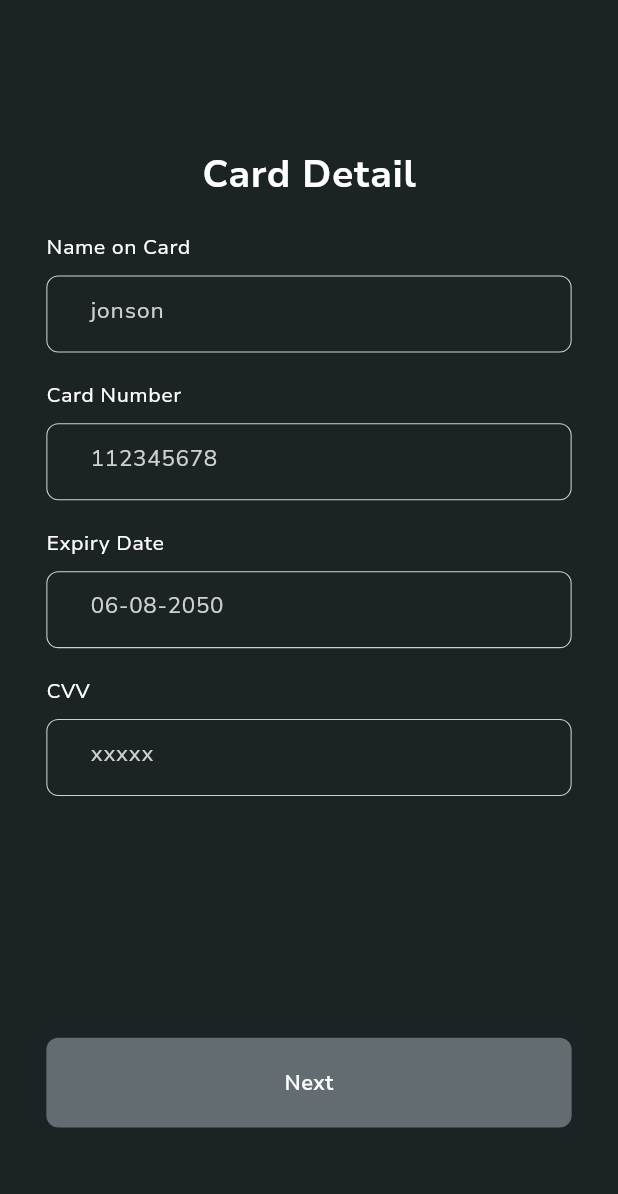
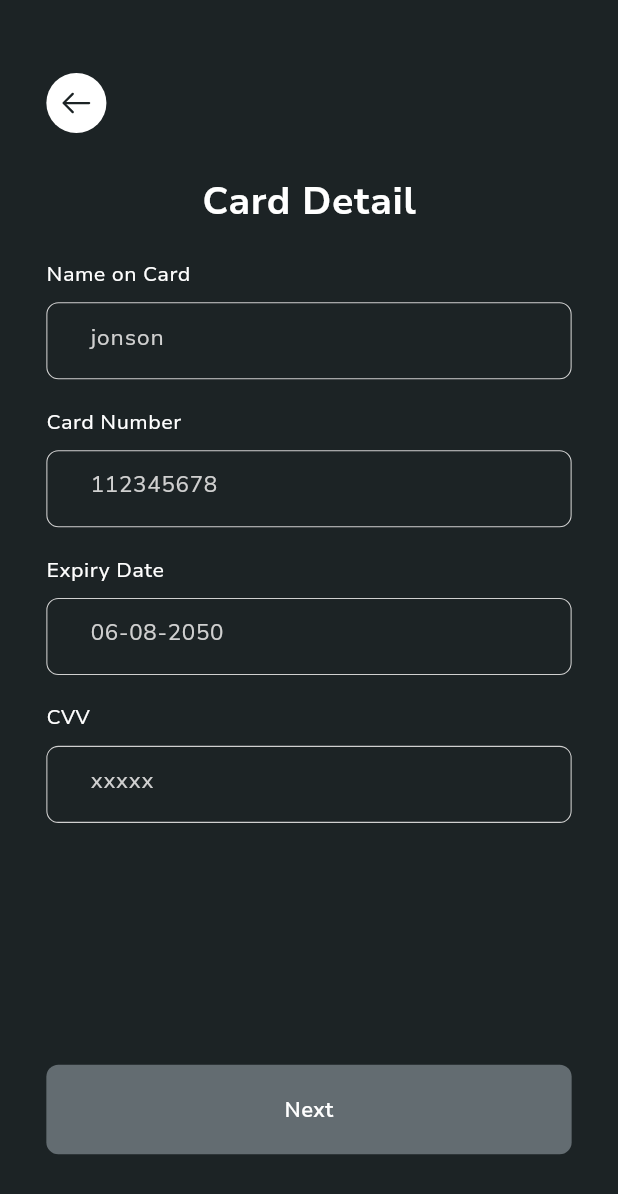
Before and after one commit to MondayTuesdayWednesday/anatomy_app, a Flutter app: the CardDetailPage screen opened directly, on a phone screen of 412 x 824 dp. Shown: the top 1194 px of the screen. Run offline on Flutter 3.47's test engine with Material 3 defaults, Android fonts, the phone set to English and light mode, and no system bars; our stand-ins replace flutter_screenutil, flutter_svg, flutter_zoom_drawer, get, image_picker, shared_preferences; accounts and stored records are empty; project files that could hold a hidden picture were left out.

Commit message:
this is app

```diff
--- a/lib/module/Payment_module/card_detail/view/card_detail_page.dart
+++ b/lib/module/Payment_module/card_detail/view/card_detail_page.dart
@@ -6,6 +6,7 @@ import 'package:anatomy/module/profile_module/appearance/binding/appearance_bind
 import 'package:anatomy/module/profile_module/appearance/screen/appearance_page.dart';
 import 'package:flutter/material.dart';
 import 'package:flutter_screenutil/flutter_screenutil.dart';
+import 'package:flutter_svg/svg.dart';
 import 'package:get/get.dart';
 import '../../../../common/app_text_styles.dart';
 import '../widget/custom_text_field.dart';
@@ -16,22 +17,35 @@ class CardDetailPage extends GetView<CardDetailController> {
       backgroundColor: Theme.of(context).scaffoldBackgroundColor,
       body: SingleChildScrollView(
         child: Padding(
-          padding: EdgeInsets.only(left: 27.w,right: 27.w,bottom: 40.h),
+          padding: EdgeInsets.only(left: 27.w,right: 27.w,bottom: 40.h,top: 40.h),
           child: Column(
             children: [
+              Align(
+                alignment: Alignment.topLeft,
+                child: GestureDetector(
+                  onTap: () {
+                    Get.back();
+                  },
+                  child:  Container(
+                    height: 35.h,
+                    width: 35.w,
+                    decoration:  BoxDecoration(
+                      shape: BoxShape.circle,
+                      color: Theme.of(context).appBarTheme.titleTextStyle?.color,
+                    ),
+                    child:  Center(child: SvgPicture.asset("assets/icons/arrow_left.svg",
+                      color: Theme.of(context).primaryTextTheme.titleMedium?.color,)),
+                  ),
+                ),
+              ),
               SizedBox(
-                height: 90.h,
+                height: 30.h,
               ),
-              GestureDetector(
-                onTap: (){
-                  Get.to(AppearancePage(),binding: AppearanceBinding());
-                },
-                child: Text(
-                  "Card Detail",
-                  style: AppTextStyles.weightEight(
-                    context: context,
-                      fontSize: 22.sp),
-                ),
+              Text(
+                "Card Detail",
+                style: AppTextStyles.weightEight(
+                  context: context,
+                    fontSize: 22.sp),
               ),
               SizedBox(
                 height: 30.h,
@@ -77,7 +91,7 @@ class CardDetailPage extends GetView<CardDetailController> {
                 },
                 child: AuthBtn(
                     btnText: "Next",
-                    btnColor: Theme.of(context).appBarTheme.foregroundColor??Colors.red,
+                    btnColor: (controller.areFieldsFilled())?AppColors.themeColor:Theme.of(context).appBarTheme.foregroundColor??Colors.red,
                     btnBorderRadius: 8,
                     textColor: AppColors.whiteTextColor,
                     btnHeight: 50.h),
--- a/lib/module/home_module/Widgets/home_drawer_menu.dart
+++ b/lib/module/home_module/Widgets/home_drawer_menu.dart
@@ -41,7 +41,10 @@ class HomeDrawerMenuScreen extends GetView<HomeViewController> {
             height: 20.h,
           ),
 
-          draweritem(Icons.circle_outlined, 'All Models', () {} , context,),
+          draweritem(Icons.circle_outlined, 'All Models', () {
+
+            controller.toggleDrawer();
+          } , context,),
 
           Obx(() {
             return Column(
```
